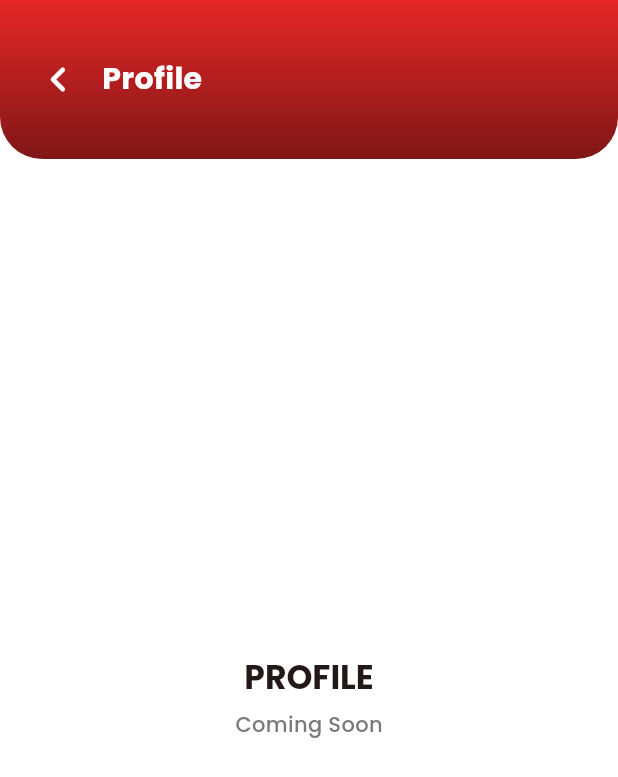
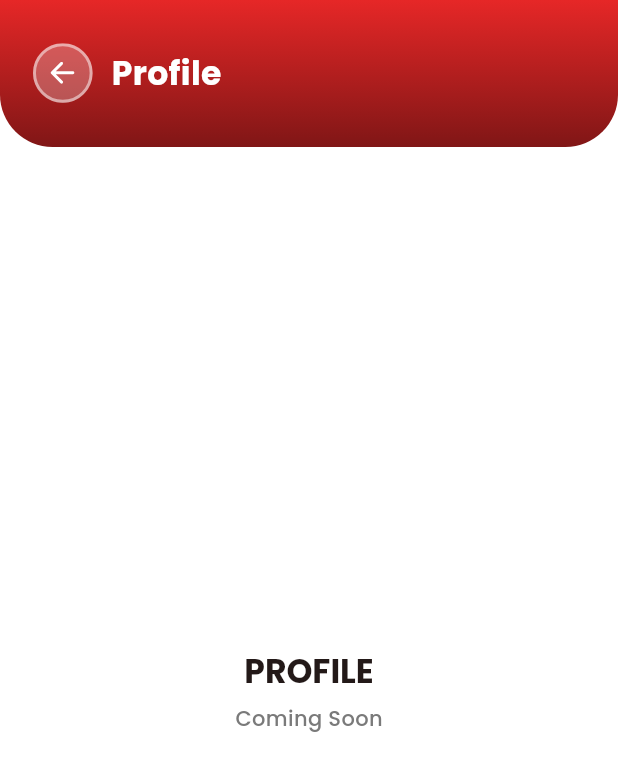
Before and after one commit to greyl30/sakti_apps_fe, a Flutter app: the screen it shows after launch, after a tap on an icon or button, on a phone screen of 412 x 824 dp. Shown: the top 777 px of the screen. Run offline on Flutter 3.47's test engine with Material 3 defaults, Android fonts, the phone set to English and light mode, and no system bars; our stand-ins replace dio, flutter_dotenv, flutter_riverpod, flutter_secure_storage, flutter_svg, go_router and 1 more.

Commit message:
feat(home): improve homepage layout dan visual consistency

```diff
--- a/lib/core/constants/app_assets.dart
+++ b/lib/core/constants/app_assets.dart
@@ -13,4 +13,10 @@ class AppAssets {
   static const iconOut = 'assets/icons/out.svg';
   static const iconPengingat = 'assets/icons/pengingat.svg';
   static const iconPerson = 'assets/icons/person.svg';
+  static const iconBack = 'assets/icons/back.svg';
+  static const iconBelbulat = 'assets/icons/belbulat.svg';
+  static const iconCheck = 'assets/icons/check.svg';
+  static const iconLokasi = 'assets/icons/lokasi.svg';
+  static const iconTips = 'assets/icons/tips.svg';
+
 }
--- a/lib/core/widgets/custom_top_bar.dart
+++ b/lib/core/widgets/custom_top_bar.dart
@@ -1,6 +1,8 @@
 import 'package:flutter/material.dart';
+import 'package:flutter_svg/svg.dart';
 import 'package:go_router/go_router.dart';
 
+import '../constants/app_assets.dart';
 import '../router/route_name.dart';
 import '../theme/app_colors.dart';
 
@@ -14,7 +16,7 @@ class CustomTopBar extends StatelessWidget {
   @override
   Widget build(BuildContext context) {
     return Container(
-      height: 106,
+      height: 98,
       padding: const EdgeInsets.fromLTRB(14, 18, 24, 18),
       decoration: const BoxDecoration(
         gradient: LinearGradient(
@@ -23,8 +25,8 @@ class CustomTopBar extends StatelessWidget {
           end: Alignment.bottomCenter,
         ),
         borderRadius: BorderRadius.only(
-          bottomLeft: Radius.circular(28),
-          bottomRight: Radius.circular(28),
+          bottomLeft: Radius.circular(35),
+          bottomRight: Radius.circular(35),
         ),
       ),
       child: Row(
@@ -37,9 +39,11 @@ class CustomTopBar extends StatelessWidget {
                 context.go(RouteName.home);
               }
             },
-            icon: const Icon(Icons.chevron_left_rounded),
-            color: Colors.white,
-            iconSize: 34,
+            icon: SvgPicture.asset(
+              AppAssets.iconBack,
+              width: 40.36,
+              height: 40.36,
+            ),
             tooltip: 'Kembali',
           ),
           const SizedBox(width: 4),
@@ -50,7 +54,7 @@ class CustomTopBar extends StatelessWidget {
               overflow: TextOverflow.ellipsis,
               style: const TextStyle(
                 color: Colors.white,
-                fontSize: 20,
+                fontSize: 22,
                 fontWeight: FontWeight.w700,
               ),
             ),
--- a/lib/features/home/presentation/widgets/home_attendance_card.dart
+++ b/lib/features/home/presentation/widgets/home_attendance_card.dart
@@ -30,7 +30,7 @@ class HomeAttendanceCard extends StatelessWidget {
         const Text(
           'Presensi hari ini',
           style: TextStyle(
-            fontSize: 21,
+            fontSize: 22,
             fontWeight: FontWeight.w700,
             color: Colors.black,
           ),
@@ -46,17 +46,18 @@ class HomeAttendanceCard extends StatelessWidget {
                 right: 0,
                 top: 0,
                 child: Container(
-                  height: 112,
+                  height: 117,
                   padding: const EdgeInsets.fromLTRB(18, 18, 18, 34),
                   decoration: BoxDecoration(
                     color: AppColors.whiteBackground,
-                    borderRadius: BorderRadius.circular(14),
+                    borderRadius: BorderRadius.circular(15),
                     border: Border.all(color: AppColors.gray),
                     boxShadow: [
                       BoxShadow(
-                        color: Colors.black.withValues(alpha: 0.18),
-                        blurRadius: 14,
-                        offset: const Offset(0, 8),
+                        color: Colors.black.withOpacity(0.1),
+                        offset: const Offset(0, 4),
+                        blurRadius: 4,
+                        spreadRadius: 0,
                       ),
                     ],
                   ),
@@ -135,11 +136,11 @@ class _WorkScheduleBar extends StatelessWidget {
   @override
   Widget build(BuildContext context) {
     return Container(
-      height: 48,
+      height: 47,
       padding: const EdgeInsets.symmetric(horizontal: 14),
       decoration: BoxDecoration(
         color: AppColors.primaryRed,
-        borderRadius: BorderRadius.circular(14),
+        borderRadius: BorderRadius.circular(15),
       ),
       child: Row(
         children: [
@@ -157,15 +158,18 @@ class _WorkScheduleBar extends StatelessWidget {
               overflow: TextOverflow.ellipsis,
               style: const TextStyle(
                 color: Colors.white,
-                fontSize: 11,
+                fontSize: 12,
                 fontWeight: FontWeight.w700,
               ),
             ),
           ),
-          Container(
-            width: 1,
-            height: 28,
-            color: Colors.white.withValues(alpha: 0.65),
+          Transform.translate(
+            offset: const Offset(-12, 0),
+            child: Container(
+              width: 1,
+              height: 28,
+              color: Colors.white.withValues(alpha: 0.65),
+            ),
           ),
           const SizedBox(width: 11),
           SvgPicture.asset(
@@ -179,7 +183,7 @@ class _WorkScheduleBar extends StatelessWidget {
             '08.00 - 16.30',
             style: TextStyle(
               color: Colors.white,
-              fontSize: 11,
+              fontSize: 12,
               fontWeight: FontWeight.w700,
             ),
           ),
--- a/lib/features/home/presentation/widgets/home_header.dart
+++ b/lib/features/home/presentation/widgets/home_header.dart
@@ -23,7 +23,7 @@ class HomeHeader extends StatelessWidget {
   @override
   Widget build(BuildContext context) {
     return Container(
-      height: 106,
+      height: 98,
       padding: const EdgeInsets.fromLTRB(24, 18, 24, 18),
       decoration: const BoxDecoration(
         gradient: LinearGradient(
@@ -32,8 +32,8 @@ class HomeHeader extends StatelessWidget {
           end: Alignment.bottomCenter,
         ),
         borderRadius: BorderRadius.only(
-          bottomLeft: Radius.circular(28),
-          bottomRight: Radius.circular(28),
+          bottomLeft: Radius.circular(35),
+          bottomRight: Radius.circular(35),
         ),
       ),
       child: Row(
@@ -42,8 +42,8 @@ class HomeHeader extends StatelessWidget {
             onTap: onProfileTap,
             customBorder: const CircleBorder(),
             child: Container(
-              width: 48,
-              height: 48,
+              width: 50,
+              height: 50,
               padding: const EdgeInsets.all(11),
               decoration: BoxDecoration(
                 color: Colors.white.withValues(alpha: 0.15),
@@ -98,21 +98,10 @@ class HomeHeader extends StatelessWidget {
           InkWell(
             onTap: onNotificationTap,
             customBorder: const CircleBorder(),
-            child: Container(
-              width: 38,
-              height: 38,
-              padding: const EdgeInsets.all(10),
-              decoration: BoxDecoration(
-                color: Colors.white.withValues(alpha: 0.18),
-                shape: BoxShape.circle,
-              ),
-              child: SvgPicture.asset(
-                AppAssets.iconBell,
-                colorFilter: const ColorFilter.mode(
-                  Colors.white,
-                  BlendMode.srcIn,
-                ),
-              ),
+            child: SvgPicture.asset(
+              AppAssets.iconBelbulat,
+              width: 40.36,
+              height: 40.36,
             ),
           ),
         ],
--- a/lib/features/home/presentation/widgets/home_history_section.dart
+++ b/lib/features/home/presentation/widgets/home_history_section.dart
@@ -28,7 +28,7 @@ class HomeHistorySection extends StatelessWidget {
               child: Text(
                 'Riwayat Presensi',
                 style: TextStyle(
-                  fontSize: 21,
+                  fontSize: 22,
                   fontWeight: FontWeight.w700,
                   color: Colors.black,
                 ),
@@ -44,7 +44,7 @@ class HomeHistorySection extends StatelessWidget {
               ),
               child: const Text(
                 'Lihat semua',
-                style: TextStyle(fontSize: 11, fontWeight: FontWeight.w700),
+                style: TextStyle(fontSize: 13, fontWeight: FontWeight.w700),
               ),
             ),
           ],
@@ -52,7 +52,7 @@ class HomeHistorySection extends StatelessWidget {
         const SizedBox(height: 10),
         ...histories.map(
           (history) => Padding(
-            padding: const EdgeInsets.only(bottom: 10),
+            padding: const EdgeInsets.only(bottom: 12),
             child: _HistoryCard(history: history),
           ),
         ),
@@ -73,12 +73,14 @@ class _HistoryCard extends StatelessWidget {
       padding: const EdgeInsets.fromLTRB(16, 13, 16, 14),
       decoration: BoxDecoration(
         color: Colors.white,
-        borderRadius: BorderRadius.circular(14),
+        borderRadius: BorderRadius.circular(15),
+        border: Border.all(color: AppColors.gray),
         boxShadow: [
           BoxShadow(
-            color: Colors.black.withValues(alpha: 0.07),
-            blurRadius: 12,
-            offset: const Offset(0, 5),
+            color: Colors.black.withOpacity(0.1),
+            offset: const Offset(0, 4),
+            blurRadius: 4,
+            spreadRadius: 0,
           ),
         ],
       ),
@@ -88,7 +90,7 @@ class _HistoryCard extends StatelessWidget {
           Text(
             history.date,
             style: const TextStyle(
-              fontSize: 12,
+              fontSize: 13,
               fontWeight: FontWeight.w700,
               color: Colors.black,
             ),
--- a/lib/features/home/presentation/widgets/home_reminder_section.dart
+++ b/lib/features/home/presentation/widgets/home_reminder_section.dart
@@ -18,7 +18,7 @@ class HomeReminderSection extends StatelessWidget {
         const Text(
           'Pengingat',
           style: TextStyle(
-            fontSize: 21,
+            fontSize: 22,
             fontWeight: FontWeight.w700,
             color: Colors.black,
           ),
@@ -27,12 +27,14 @@ class HomeReminderSection extends StatelessWidget {
         Container(
           decoration: BoxDecoration(
             color: Colors.white,
-            borderRadius: BorderRadius.circular(14),
+            borderRadius: BorderRadius.circular(15),
+            border: Border.all(color: AppColors.gray),
             boxShadow: [
               BoxShadow(
-                color: Colors.black.withValues(alpha: 0.08),
-                blurRadius: 12,
-                offset: const Offset(0, 5),
+                color: Colors.black.withOpacity(0.1),
+                offset: const Offset(0, 4),
+                blurRadius: 4,
+                spreadRadius: 0,
               ),
             ],
           ),
@@ -43,7 +45,7 @@ class HomeReminderSection extends StatelessWidget {
                 subtitle: 'Segera lakukan sebelum pukul 08.00',
                 onTap: onReminderTap,
               ),
-              const Divider(height: 1, indent: 58, endIndent: 16),
+              const Divider(height: 1, indent: 20, endIndent: 20, color: AppColors.gray),
               _ReminderTile(
                 title: 'Jangan Lupa Presensi Keluar',
                 subtitle: 'Lakukan tepat saat pulang',
@@ -81,9 +83,9 @@ class _ReminderTile extends StatelessWidget {
               width: 32,
               height: 32,
               padding: const EdgeInsets.all(8),
-              decoration: const BoxDecoration(
-                color: Color(0xFFFFEFED),
-                shape: BoxShape.circle,
+              decoration: BoxDecoration(
+                color: const Color(0xFFFFEFED),
+                  borderRadius: BorderRadius.circular(12),
               ),
               child: SvgPicture.asset(
                 AppAssets.iconPengingat,
@@ -122,13 +124,16 @@ class _ReminderTile extends StatelessWidget {
                 ],
               ),
             ),
-            SvgPicture.asset(
-              AppAssets.iconNext,
-              width: 16,
-              height: 16,
-              colorFilter: const ColorFilter.mode(
-                Color(0xFF9B9B9B),
-                BlendMode.srcIn,
+            Transform.translate(
+              offset: const Offset(-12, 0),
+              child: SvgPicture.asset(
+                AppAssets.iconNext,
+                width: 12,
+                height: 12,
+                colorFilter: const ColorFilter.mode(
+                  Color(0xFF9B9B9B),
+                  BlendMode.srcIn,
+                ),
               ),
             ),
           ],
```
Also changed, not shown: assets/icons/belbulat.svg (renamed from assets/icons/bel bulat.svg).
